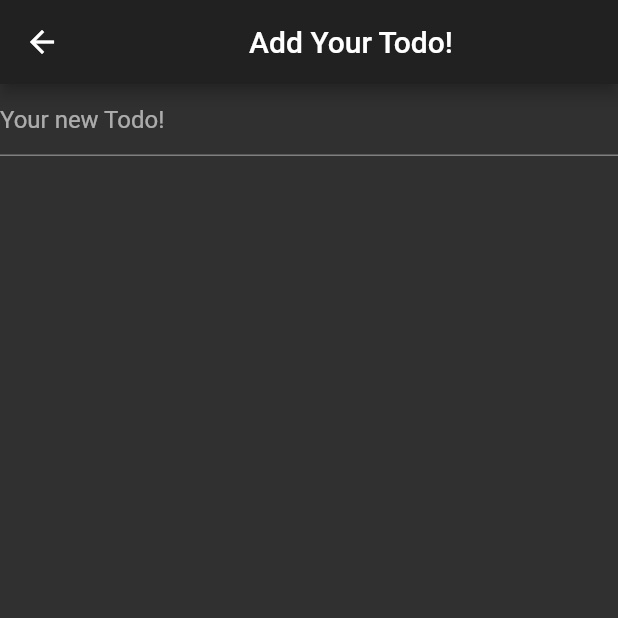
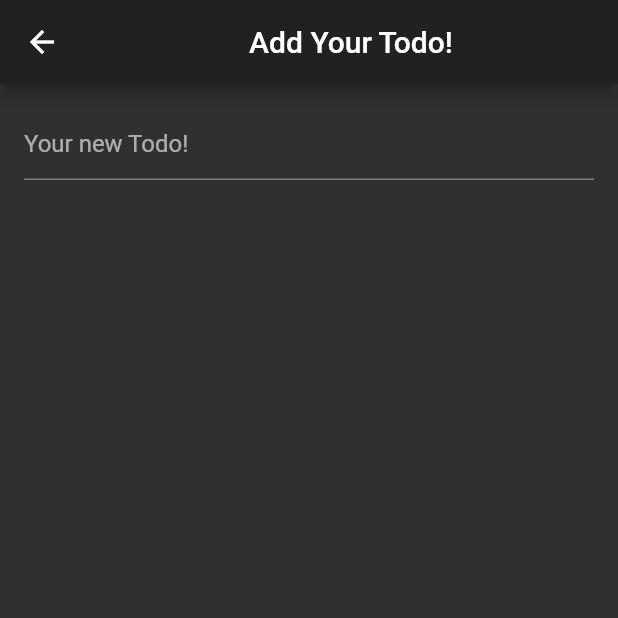
Before and after one commit to SzymanskiFilip/flutter-todo-app, a Flutter app: the AddingScreen screen opened directly, on a phone screen of 412 x 824 dp, the top half of it. Run offline on Flutter 3.47's test engine with Material 2 defaults, Android fonts, the phone set to English and light mode, and no system bars.

Commit message:
wrapped the form in a Padding widget

```diff
--- a/todo/lib/adding_screen.dart
+++ b/todo/lib/adding_screen.dart
@@ -11,8 +11,11 @@ class AddingScreen extends StatelessWidget {
         child: Form(
           child: Column(
             children: <Widget>[
-              TextFormField(
-                decoration: InputDecoration(hintText: 'Your new Todo!'),
+              Padding(
+                padding: EdgeInsets.fromLTRB(16, 16, 16, 0),
+                child: TextFormField(
+                  decoration: InputDecoration(hintText: 'Your new Todo!'),
+                ),
               ),
             ],
           ),
```
